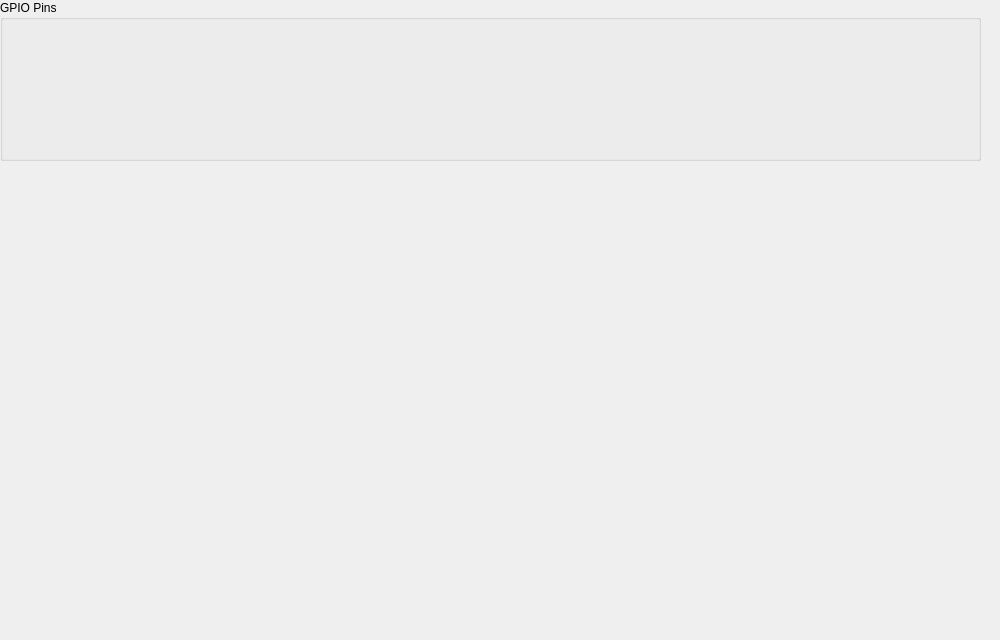
Before: the Qt Designer form View/TabGpio/tabgpiouno.ui in AakashKumar21/EmbeddedToolbox-GUI, drawn with Qt 5.
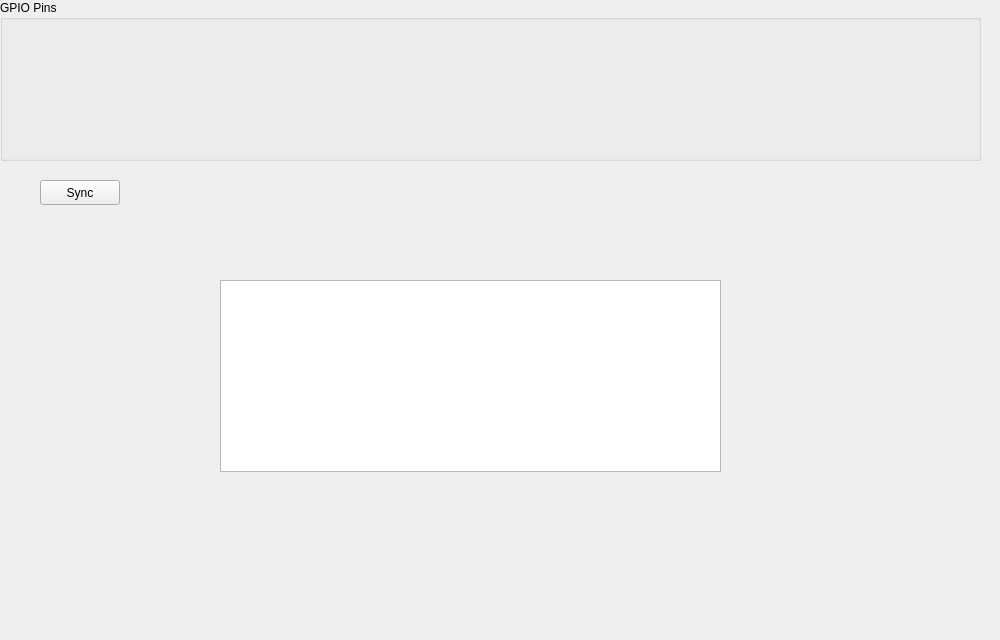
After: the same form once the commit is applied.

Commit message: Added GPIO Readouts in GPIO Tab

Patch:
```diff
--- a/View/TabGpio/tabgpiouno.ui
+++ b/View/TabGpio/tabgpiouno.ui
@@ -37,6 +37,29 @@
     <layout class="QGridLayout" name="gridLayout_3"/>
    </widget>
   </widget>
+  <widget class="QTextBrowser" name="textBrowser">
+   <property name="geometry">
+    <rect>
+     <x>220</x>
+     <y>280</y>
+     <width>501</width>
+     <height>192</height>
+    </rect>
+   </property>
+  </widget>
+  <widget class="QPushButton" name="btnSync">
+   <property name="geometry">
+    <rect>
+     <x>40</x>
+     <y>180</y>
+     <width>80</width>
+     <height>25</height>
+    </rect>
+   </property>
+   <property name="text">
+    <string>Sync</string>
+   </property>
+  </widget>
  </widget>
  <resources/>
  <connections/>
```
The commit also changes 7 other files.
